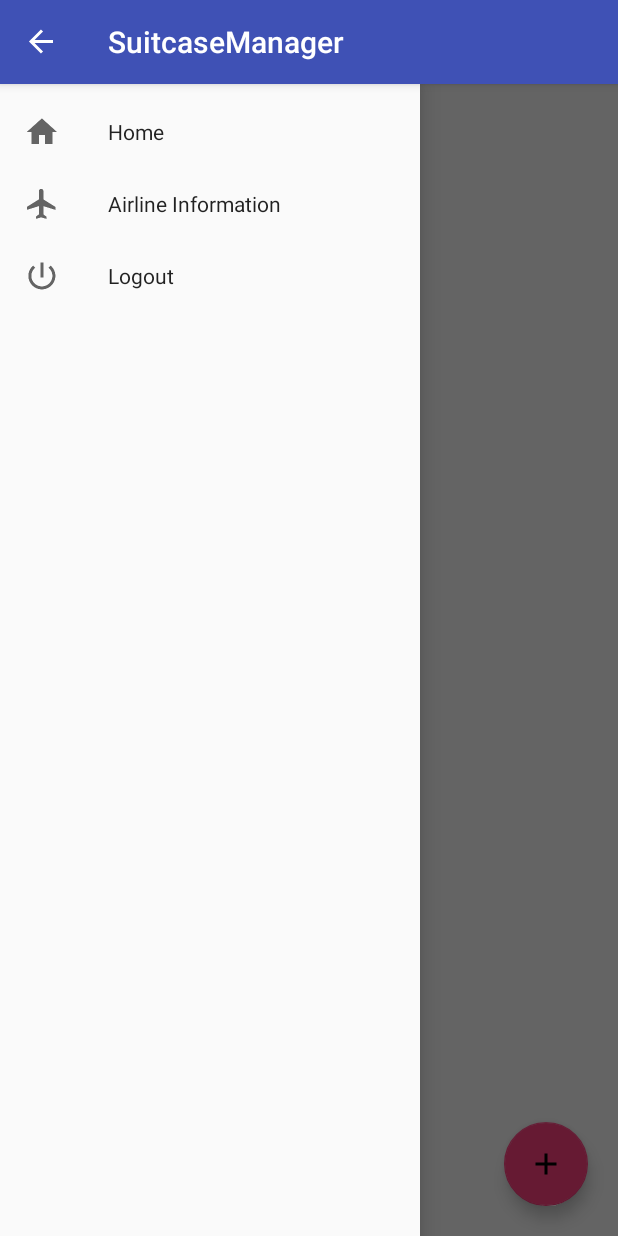
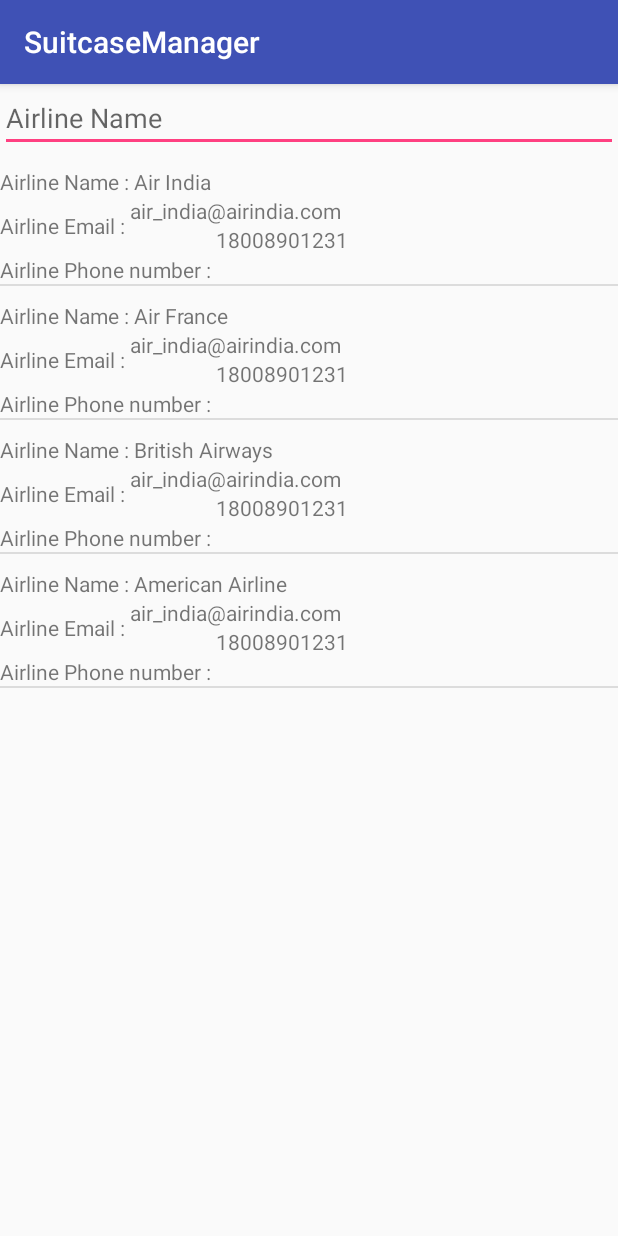
Before and after one commit to akshay-sarkar/SuitcaseManager, an Android app: the screen it shows after launch once a user with an empty profile is signed in (TripListActivity before the commit, AirlineActivity after it), after a tap on "Airline Information", on a phone screen of 412 x 824 dp. Run offline under Robolectric (Android 15) with nearby library versions, the phone set to English and light mode, and no system bars; our stand-ins replace Firebase (no records; nobody signed in at launch, a user with empty details on screens opened directly), Picasso; pictures from the network do not load; 3 other taps on this screen came first.

Commit message:
AirlineScreen Added
AirlineScreen Added - Need to change Parametrs

```diff
--- a/app/build.gradle
+++ b/app/build.gradle
@@ -36,4 +36,5 @@ dependencies {
     testCompile 'junit:junit:4.12'
 }
 
+
 apply plugin: 'com.google.gms.google-services'
--- /dev/null
+++ b/app/src/main/java/edu/uta/cse5320/AirlineAdapter.java
@@ -0,0 +1,128 @@
+package edu.uta.cse5320;
+
+/**
+ * Created by Akshay on 3/28/2017.
+ */
+import java.util.ArrayList;
+import java.util.List;
+import java.util.Locale;
+
+import android.content.Context;
+import android.content.Intent;
+import android.view.LayoutInflater;
+import android.view.View;
+import android.view.ViewGroup;
+import android.widget.BaseAdapter;
+import android.widget.ImageView;
+import android.widget.TextView;
+import android.view.View.OnClickListener;
+
+import edu.uta.cse5320.dao.AirlineData;
+import edu.uta.cse5320.suitcasemanager.R;
+
+public class AirlineAdapter extends BaseAdapter {
+
+    // Declare Variables
+    Context mContext;
+    LayoutInflater inflater;
+    private List<AirlineData> airlinesList = null;
+    private ArrayList<AirlineData> arraylist;
+
+    public AirlineAdapter(Context context,
+                           List<AirlineData> airlinesList) {
+        mContext = context;
+        this.airlinesList = airlinesList;
+        inflater = LayoutInflater.from(mContext);
+        this.arraylist = new ArrayList<AirlineData>();
+        this.arraylist.addAll(airlinesList);
+    }
+
+    public class ViewHolder {
+        TextView rank;
+        TextView country;
+        TextView population;
+        //ImageView flag;
+    }
+
+    @Override
+    public int getCount() {
+        return airlinesList.size();
+    }
+
+    @Override
+    public AirlineData getItem(int position) {
+        return airlinesList.get(position);
+    }
+
+    @Override
+    public long getItemId(int position) {
+        return position;
+    }
+
+    public View getView(final int position, View view, ViewGroup parent) {
+        final ViewHolder holder;
+        if (view == null) {
+            holder = new ViewHolder();
+            view = inflater.inflate(R.layout.airline_list_layout, null);
+            // Locate the TextViews in airlines_list_layout.xml
+            holder.rank = (TextView) view.findViewById(R.id.rank);
+            holder.country = (TextView) view.findViewById(R.id.country);
+            holder.population = (TextView) view.findViewById(R.id.population);
+            // Locate the ImageView in airlines_list_layout.xml
+            //holder.flag = (ImageView) view.findViewById(R.id.flag);
+            view.setTag(holder);
+        } else {
+            holder = (ViewHolder) view.getTag();
+        }
+        // Set the results into TextViews
+        holder.rank.setText(airlinesList.get(position).getAirlineCustomerCare());
+        holder.country.setText(airlinesList.get(position).getAirlineName());
+        holder.population.setText(airlinesList.get(position)
+                .getAirlineEmail());
+        // Set the results into ImageView
+        //holder.flag.setImageResource(airlinesList.get(position).getAirlineUrl());
+        // Listen for ListView Item Click
+        view.setOnClickListener(new OnClickListener() {
+
+            @Override
+            public void onClick(View arg0) {
+//                // Send single item click data to SingleItemView Class
+//                Intent intent = new Intent(mContext, SingleItemView.class);
+//                // Pass all data rank
+//                intent.putExtra("rank",
+//                        (airlinesList.get(position).getRank()));
+//                // Pass all data country
+//                intent.putExtra("country",
+//                        (airlinesList.get(position).getCountry()));
+//                // Pass all data population
+//                intent.putExtra("population",
+//                        (airlinesList.get(position).getPopulation()));
+//                // Pass all data flag
+//                intent.putExtra("flag",
+//                        (airlinesList.get(position).getFlag()));
+//                // Start SingleItemView Class
+//                mContext.startActivity(intent);
+            }
+        });
+
+        return view;
+    }
+
+    // Filter Class
+    public void filter(String charText) {
+        charText = charText.toLowerCase(Locale.getDefault());
+        airlinesList.clear();
+        if (charText.length() == 0) {
+            airlinesList.addAll(arraylist);
+        } else {
+            for (AirlineData wp : arraylist) {
+                if (wp.getAirlineName().toLowerCase(Locale.getDefault())
+                        .contains(charText)) {
+                    airlinesList.add(wp);
+                }
+            }
+        }
+        notifyDataSetChanged();
+    }
+
+}
--- /dev/null
+++ b/app/src/main/java/edu/uta/cse5320/dao/AirlineData.java
@@ -0,0 +1,38 @@
+package edu.uta.cse5320.dao;
+
+/**
+ * Created by Akshay on 3/28/2017.
+ */
+
+public class AirlineData {
+    private String airlineName;
+    private String airlineUrl;
+    private String airlineCustomerCare;
+    private String airlineEmail;
+
+    public AirlineData(){}
+
+    public AirlineData(String airlineName, String airlineUrl, String airlineCustomerCare,
+                       String airlineEmail) {
+        this.airlineName = airlineName;
+        this.airlineUrl = airlineUrl;
+        this.airlineCustomerCare = airlineCustomerCare;
+        this.airlineEmail = airlineEmail;
+    }
+
+    public String getAirlineName() {
+        return this.airlineName;
+    }
+
+    public String getAirlineUrl() {
+        return this.airlineUrl;
+    }
+
+    public String getAirlineCustomerCare() {
+        return this.airlineCustomerCare;
+    }
+
+    public String getAirlineEmail() {
+        return this.airlineEmail;
+    }
+}
--- /dev/null
+++ b/app/src/main/java/edu/uta/cse5320/suitcasemanager/AirlineActivity.java
@@ -0,0 +1,71 @@
+package edu.uta.cse5320.suitcasemanager;
+
+import android.os.Bundle;
+import android.support.design.widget.FloatingActionButton;
+import android.support.design.widget.Snackbar;
+import android.support.v7.app.AppCompatActivity;
+import android.support.v7.widget.Toolbar;
+import android.text.Editable;
+import android.text.TextWatcher;
+import android.view.View;
+import android.widget.EditText;
+import android.widget.ListView;
+
+import java.util.ArrayList;
+import java.util.Locale;
+
+import edu.uta.cse5320.AirlineAdapter;
+import edu.uta.cse5320.dao.AirlineData;
+
+public class AirlineActivity extends AppCompatActivity {
+
+    // Declare Variables
+    ListView list;
+    AirlineAdapter adapter;
+    EditText editSearch;
+    ArrayList<AirlineData> airlineArrayList = new ArrayList<AirlineData>();
+
+    @Override
+    protected void onCreate(Bundle savedInstanceState) {
+        super.onCreate(savedInstanceState);
+        setContentView(R.layout.activity_airline);
+        // Locate the ListView in listview_main.xml
+        list = (ListView) findViewById(R.id.listViewAirline);
+        airlineArrayList.add(new AirlineData("Air India", "http://www.google.com", "18008901231", "air_india@airindia.com"));
+        airlineArrayList.add(new AirlineData("Air France", "http://www.google.com", "18008901231", "air_india@airindia.com"));
+        airlineArrayList.add(new AirlineData("British Airways", "http://www.google.com", "18008901231", "air_india@airindia.com"));
+        airlineArrayList.add(new AirlineData("American Airline", "http://www.google.com", "18008901231", "air_india@airindia.com"));
+
+        // Pass results to ListViewAdapter Class
+        adapter = new AirlineAdapter(this, airlineArrayList);
+
+        list.setAdapter(adapter);
+
+        // Locate the EditText in listview_main.xml
+        editSearch = (EditText) findViewById(R.id.editTextTripAirlineSearch);
+
+        // Capture Text in EditText
+        editSearch.addTextChangedListener(new TextWatcher() {
+
+            @Override
+            public void afterTextChanged(Editable arg0) {
+                // TODO Auto-generated method stub
+                String text = editSearch.getText().toString().toLowerCase(Locale.getDefault());
+                adapter.filter(text);
+            }
+
+            @Override
+            public void beforeTextChanged(CharSequence arg0, int arg1,
+                                          int arg2, int arg3) {
+                // TODO Auto-generated method stub
+            }
+
+            @Override
+            public void onTextChanged(CharSequence arg0, int arg1, int arg2,
+                                      int arg3) {
+                // TODO Auto-generated method stub
+            }
+        });
+    }
+
+}
--- a/app/src/main/java/edu/uta/cse5320/suitcasemanager/TripListActivity.java
+++ b/app/src/main/java/edu/uta/cse5320/suitcasemanager/TripListActivity.java
@@ -62,7 +62,8 @@ public class TripListActivity extends AppCompatActivity {
     private DrawerLayout mDrawerLayout;
     private ProgressDialog progressDialog;
     private ActionBarDrawerToggle mToggle;
-    private static final  String logout = "Logout";
+    private static final String logout = "Logout";
+    private static final String Airline_Information = "Airline Information";
 
     @Override
     protected void onCreate(Bundle savedInstanceState) {
@@ -82,8 +83,11 @@ public class TripListActivity extends AppCompatActivity {
                 if(menuItem.getTitle().equals(logout)) {
                     mAuth.signOut();
                     Auth.GoogleSignInApi.signOut(mGoogleApiClient);
+                }else if(menuItem.getTitle().equals(Airline_Information)) {
+                    Intent intent = new Intent(ctx, AirlineActivity.class);
+                    startActivity(intent);
                 }else{
-                    System.out.println("--- Reache Here -- "+ menuItem.getItemId());
+                    System.out.println("--- Reache Here -- "+ menuItem.getTitle()); //Airline Information
                 }
                 return true;
             }
--- /dev/null
+++ b/app/src/main/res/layout/activity_airline.xml
@@ -0,0 +1,23 @@
+<?xml version="1.0" encoding="utf-8"?>
+<RelativeLayout xmlns:android="http://schemas.android.com/apk/res/android"
+    xmlns:app="http://schemas.android.com/apk/res-auto"
+    xmlns:tools="http://schemas.android.com/tools"
+    android:layout_width="match_parent"
+    android:layout_height="match_parent"
+    tools:context="edu.uta.cse5320.suitcasemanager.AirlineActivity">
+
+    <EditText
+        android:id="@+id/editTextTripAirlineSearch"
+        android:layout_width="fill_parent"
+        android:layout_height="wrap_content"
+        android:hint="Airline Name">
+        <requestFocus />
+    </EditText>
+
+    <ListView
+        android:id="@+id/listViewAirline"
+        android:layout_width="fill_parent"
+        android:layout_height="fill_parent"
+        android:layout_below="@+id/editTextTripAirlineSearch" />
+
+</RelativeLayout>
--- a/app/src/main/res/layout/activity_trip_list.xml
+++ b/app/src/main/res/layout/activity_trip_list.xml
@@ -31,7 +31,10 @@
             android:text="@string/trip_details"
             android:textAlignment="viewStart"
             android:textSize="24sp"
-            android:textStyle="bold" />
+            android:textStyle="bold"
+            android:layout_alignParentTop="true"
+            android:layout_alignParentStart="true"
+            android:layout_marginStart="15dp" />
 
         <ListView
             android:layout_width="match_parent"
--- /dev/null
+++ b/app/src/main/res/layout/airline_list_layout.xml
@@ -0,0 +1,52 @@
+<?xml version="1.0" encoding="utf-8"?>
+<RelativeLayout xmlns:android="http://schemas.android.com/apk/res/android"
+    android:layout_width="match_parent"
+    android:layout_height="match_parent">
+
+    <TextView
+        android:id="@+id/countrylabel"
+        android:layout_width="wrap_content"
+        android:layout_height="wrap_content"
+        android:text="Airline Name : "
+        android:layout_alignParentStart="true"
+        android:layout_marginTop="10dp"/>
+
+    <TextView
+        android:id="@+id/country"
+        android:layout_width="wrap_content"
+        android:layout_height="wrap_content"
+        android:layout_toRightOf="@+id/countrylabel"
+        android:layout_marginTop="10dp"/>
+
+    <TextView
+        android:id="@+id/populationlabel"
+        android:layout_width="wrap_content"
+        android:layout_height="wrap_content"
+        android:text="Airline Email : "
+        android:layout_below="@+id/countrylabel"
+        android:layout_marginTop="10dp" />
+
+
+    <TextView
+        android:id="@+id/population"
+        android:layout_width="wrap_content"
+        android:layout_height="wrap_content"
+        android:layout_below="@+id/country"
+        android:layout_toRightOf="@+id/populationlabel" />
+
+    <TextView
+        android:id="@+id/ranklabel"
+        android:layout_width="wrap_content"
+        android:layout_height="wrap_content"
+        android:text="Airline Phone number : "
+        android:layout_below="@+id/populationlabel"
+        android:layout_marginTop="10dp" />
+
+    <TextView
+        android:id="@+id/rank"
+        android:layout_width="wrap_content"
+        android:layout_height="wrap_content"
+        android:layout_toRightOf="@+id/ranklabel"
+        android:layout_below="@+id/population"/>
+
+</RelativeLayout>
--- a/app/src/main/res/values/strings.xml
+++ b/app/src/main/res/values/strings.xml
@@ -5,4 +5,6 @@
     <string name="menu_close">close</string>
     <string name="logout">Logout</string>
     <string name="trip_details">Trip Details</string>
+    <string name="bag_details">Bag Details</string>
+    <string name="title_activity_airline">AirlineActivity</string>
 </resources>
```
Also changed, not shown: app/src/main/AndroidManifest.xml (+9 -6 lines), app/src/main/java/edu/uta/cse5320/dao/BagData.java (+0 -21 lines), app/src/main/java/edu/uta/cse5320/suitcasemanager/BagListActivity.java (+7 -1 lines), app/src/main/res/layout/activity_bag_list.xml (+13 -1 lines).
